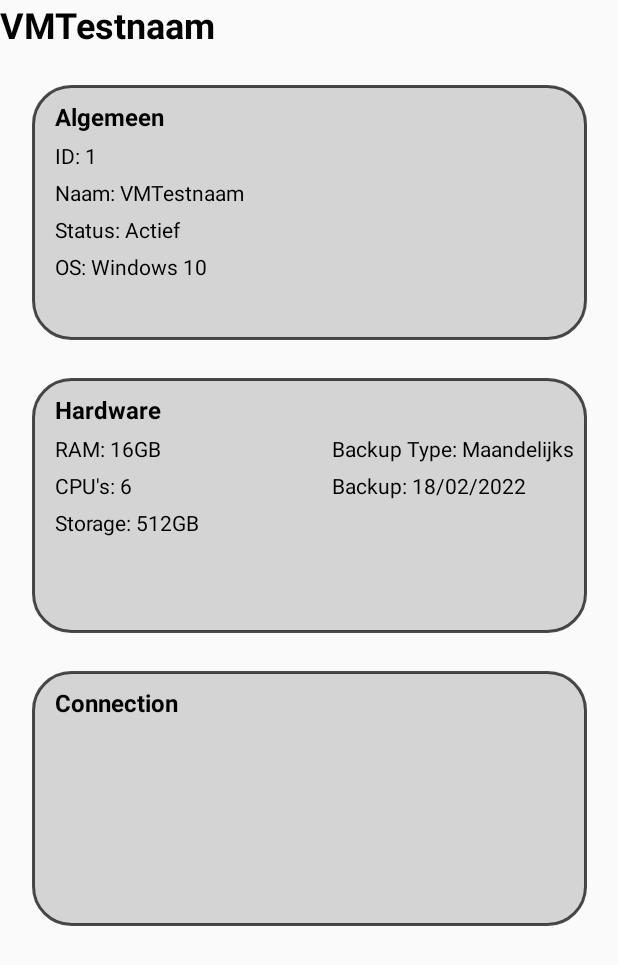
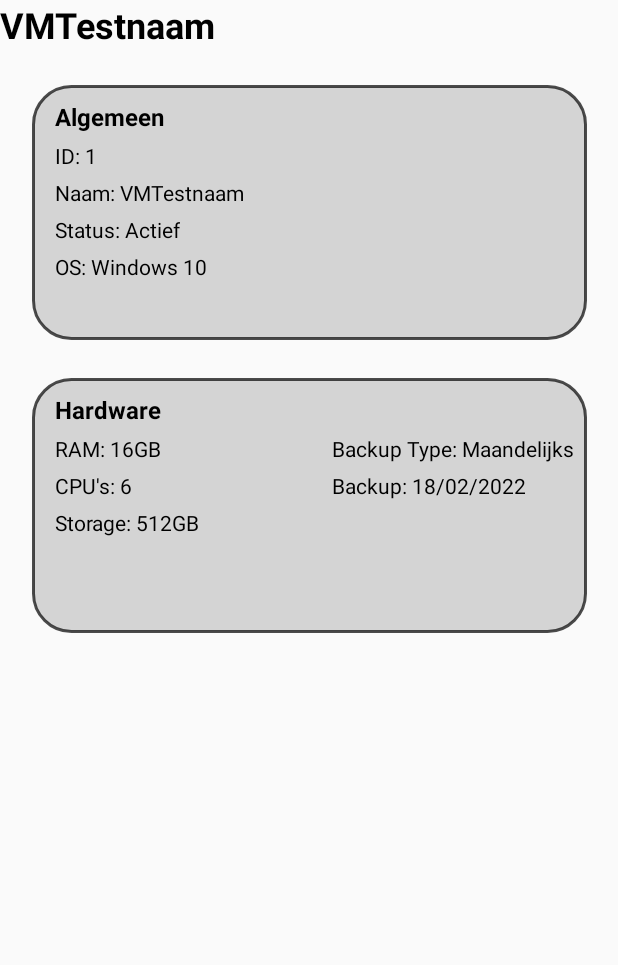
Before and after one commit to JurnDeVleeschauwer/DEVOPS-22-23-Android, an Android app: the layout fragment_vm_details.xml on its own in the app's theme, with its tools: preview values and no code run, on a phone screen of 412 x 824 dp. Shown: the top 965 px of the screen. Run offline under Robolectric (Android 15) with nearby library versions, the phone set to English and light mode, and no system bars.

```diff
--- a/app/src/main/java/com/hogent/devOps_Android/ui/klant/CustomerProfileFragment.kt
+++ b/app/src/main/java/com/hogent/devOps_Android/ui/klant/CustomerProfileFragment.kt
@@ -14,6 +14,7 @@ import androidx.room.Database
 import com.hogent.devOps_Android.R
 import com.hogent.devOps_Android.database.DatabaseImp
 import com.hogent.devOps_Android.databinding.FragmentProfielBinding
+import com.hogent.devOps_Android.ui.login.CredentialsManager
 import com.hogent.devOps_Android.util.closeKeyboardOnTouch
 
 
@@ -23,10 +24,10 @@ class CustomerProfileFragment: Fragment() {
         val binding: FragmentProfielBinding = DataBindingUtil.inflate(inflater, R.layout.fragment_profiel, container, false);
         val application = requireNotNull(this.activity).application
 
-        val customerId : String = requireArguments().get("customerId") as String
 
 
-        val viewModelFactory = CustomerViewModelFactory(application, customerId);
+
+        val viewModelFactory = CustomerViewModelFactory(application, CredentialsManager.UserId);
 
         val customerView = ViewModelProvider(this, viewModelFactory)[(CustomerViewModel::class.java)];
 
--- a/app/src/main/java/com/hogent/devOps_Android/ui/klant/CustomerViewModel.kt
+++ b/app/src/main/java/com/hogent/devOps_Android/ui/klant/CustomerViewModel.kt
@@ -11,7 +11,7 @@ import kotlinx.coroutines.launch
 class CustomerViewModel(app: Application, UserId: String) : ViewModel() {
 
     private val database = DatabaseImp.getInstance(app.applicationContext)
-    private val vmRepository = VmRepository(database, UserId)
+    private val vmRepository = VmRepository(database)
 
 
     init {
--- a/app/src/main/java/com/hogent/devOps_Android/ui/login/CredentialsManager.kt
+++ b/app/src/main/java/com/hogent/devOps_Android/ui/login/CredentialsManager.kt
@@ -13,6 +13,7 @@ object CredentialsManager {
 
     private lateinit var editor: SharedPreferences.Editor
     var LoggedIn = MutableLiveData(false)
+    var UserId = ""
 
     fun saveCredentials(context: Context, credentials: Credentials) {
 
--- a/app/src/main/java/com/hogent/devOps_Android/ui/login/LoginFragment.kt
+++ b/app/src/main/java/com/hogent/devOps_Android/ui/login/LoginFragment.kt
@@ -150,14 +150,15 @@ class LoginFragment : Fragment() {
     }
 
     private fun navigateToVMLIST() {
+        CredentialsManager.UserId = UserId
         if(loggedIn) {
             //var customerId = CredentialsManager.getAccessToken(requireContext())
             Timber.i(UserId)
             if (UserId != null) {
                 /*NavHostFragment.findNavController(this)
-                    .navigate(LoginFragmentDirections.loginToProfile(UserId))*/
+                    .navigate(LoginFragmentDirections.loginToProfile())*/
                 NavHostFragment.findNavController(this)
-                    .navigate(LoginFragmentDirections.actionLoginFragmentToVMListFragment(UserId))
+                    .navigate(LoginFragmentDirections.actionLoginFragmentToVMListFragment())
             }
         }
     }
--- a/app/src/main/java/com/hogent/devOps_Android/ui/vms/overview/VMListFragment.kt
+++ b/app/src/main/java/com/hogent/devOps_Android/ui/vms/overview/VMListFragment.kt
@@ -13,6 +13,7 @@ import androidx.recyclerview.widget.LinearLayoutManager
 import androidx.recyclerview.widget.RecyclerView
 import com.hogent.devOps_Android.R
 import com.hogent.devOps_Android.databinding.FragmentVmlistBinding
+import com.hogent.devOps_Android.ui.login.CredentialsManager
 import com.hogent.devOps_Android.util.closeKeyboardOnTouch
 import timber.log.Timber
 
@@ -36,8 +37,8 @@ class VMListFragment : Fragment() {
             DataBindingUtil.inflate(inflater, R.layout.fragment_vmlist, container, false);
         application = requireNotNull(this.activity).application
 
-        val customerId : String = requireArguments().get("customerId") as String
-        val viewModelFactory = VMListViewModelFactory(application, customerId);
+
+        val viewModelFactory = VMListViewModelFactory(application, CredentialsManager.UserId);
 
         viewModel = ViewModelProvider(this, viewModelFactory)[(VMListViewModel::class.java)];
 
--- a/app/src/main/java/com/hogent/devOps_Android/ui/vms/overview/VMListViewModel.kt
+++ b/app/src/main/java/com/hogent/devOps_Android/ui/vms/overview/VMListViewModel.kt
@@ -24,7 +24,7 @@ class VMListViewModel(app: Application, customer_id: String) : ViewModel() {
 
 
     private val database = DatabaseImp.getInstance(app.applicationContext)
-    private val vmRepository = VmRepository(database, customer_id)
+    private val vmRepository = VmRepository(database)
 
 
     init {
--- a/app/src/main/java/com/hogent/devOps_Android/ui/vms/overview/VirtualMachineListAdapter.kt
+++ b/app/src/main/java/com/hogent/devOps_Android/ui/vms/overview/VirtualMachineListAdapter.kt
@@ -25,7 +25,7 @@ class VirtualMachineListAdapter(
         //cardview ( = container )  als voorbeeld maar kan je ook gebruiken
         val textView1: TextView = itemView.findViewById(R.id.status)
         val textView2: TextView = itemView.findViewById(R.id.naam)
-        val textView3: TextView = itemView.findViewById(R.id.klant)
+        //val textView3: TextView = itemView.findViewById(R.id.klant)
     }
 
     override fun onCreateViewHolder(parent: ViewGroup, viewType: Int): ViewHolder {
@@ -41,7 +41,7 @@ class VirtualMachineListAdapter(
         if (!header) {
             holder.textView1.textSize = 15F
             holder.textView2.textSize = 15F
-            holder.textView3.textSize = 15F
+            //holder.textView3.textSize = 15F
             header = true
 
         } else {
@@ -52,7 +52,7 @@ class VirtualMachineListAdapter(
             //hier heb je het project en de holder, je kan er dingen op setten
             holder.textView1.text = virtualmachine?.Mode.toString()
             holder.textView2.text = virtualmachine?.Name
-            //TODO holder.textView3.text = virtualmachine?.email
+            //holder.textView3.text = virtualmachine?.Why
 
             holder.itemView.setOnClickListener {
                 Timber.d(String.format("VM ID :  %s", virtualmachine!!.Id.toString()))
--- a/app/src/main/res/layout/fragment_vm_details.xml
+++ b/app/src/main/res/layout/fragment_vm_details.xml
@@ -30,7 +30,8 @@
             android:textStyle="bold"
             tools:layout_editor_absoluteX="120dp"
             tools:layout_editor_absoluteY="16dp"
-            tools:text="VMTestnaam" />
+            tools:text="VMTestnaam"
+            tools:ignore="MissingConstraints" />
 
         <ImageView
             android:id="@+id/general_detail"
@@ -38,14 +39,14 @@
             android:layout_height="170dp"
             android:layout_marginTop="24dp"
             android:alpha="0.7"
-            android:contentDescription="details"
+            android:contentDescription="@string/details"
             app:layout_constraintEnd_toEndOf="parent"
             app:layout_constraintHorizontal_bias="0.508"
             app:layout_constraintStart_toStartOf="parent"
             app:layout_constraintTop_toBottomOf="@+id/DetailsVMName"
             app:srcCompat="@drawable/detail_rectangle"
             android:textColor="@color/black"/>
-        />
+
 
         <ImageView
             android:id="@+id/hardware_detail"
@@ -53,22 +54,10 @@
             android:layout_height="170dp"
             android:layout_marginTop="25dp"
             android:alpha="0.7"
-            android:contentDescription="details"
+            android:contentDescription="@string/details"
             app:layout_constraintEnd_toEndOf="parent"
             app:layout_constraintStart_toStartOf="parent"
             app:layout_constraintTop_toBottomOf="@+id/general_detail"
-            app:srcCompat="@drawable/detail_rectangle" />
-
-        <ImageView
-            android:id="@+id/connection_detail"
-            android:layout_width="370dp"
-            android:layout_height="170dp"
-            android:layout_marginTop="25dp"
-            android:alpha="0.7"
-            android:contentDescription="details"
-            app:layout_constraintEnd_toEndOf="parent"
-            app:layout_constraintStart_toStartOf="parent"
-            app:layout_constraintTop_toBottomOf="@+id/hardware_detail"
             app:srcCompat="@drawable/detail_rectangle" />
 
         <TextView
@@ -77,7 +66,7 @@
             android:layout_height="wrap_content"
             android:layout_marginStart="15dp"
             android:layout_marginTop="10dp"
-            android:text="Algemeen"
+            android:text="@string/algemeen"
             android:textSize="16sp"
             android:textStyle="bold"
             app:layout_constraintStart_toStartOf="@+id/general_detail"
@@ -90,24 +79,11 @@
             android:layout_height="wrap_content"
             android:layout_marginStart="15dp"
             android:layout_marginTop="10dp"
-            android:text="Hardware"
+            android:text="@string/hardware"
             android:textSize="16sp"
             android:textStyle="bold"
             app:layout_constraintStart_toStartOf="@+id/hardware_detail"
             app:layout_constraintTop_toTopOf="@+id/hardware_detail"
-            android:textColor="@color/black"/>
-
-        <TextView
-            android:id="@+id/cardTitleConnectie"
-            android:layout_width="wrap_content"
-            android:layout_height="wrap_content"
-            android:layout_marginStart="15dp"
-            android:layout_marginTop="10dp"
-            android:text="Connection"
-            android:textSize="16sp"
-            android:textStyle="bold"
-            app:layout_constraintStart_toStartOf="@+id/connection_detail"
-            app:layout_constraintTop_toTopOf="@+id/connection_detail"
             android:textColor="@color/black"/>
 
         <TextView
--- a/app/src/main/res/values/strings.xml
+++ b/app/src/main/res/values/strings.xml
@@ -101,4 +101,7 @@
     <string name="passwordDetail">Password: %1$s</string>
     <string name="vm_details_fragment">VM Details</string>
     <string name="home">Home</string>
+    <string name="details">details</string>
+    <string name="algemeen">Algemeen</string>
+    <string name="hardware">Hardware</string>
 </resources>
```
Also changed, not shown: app/src/main/java/com/hogent/devOps_Android/repository/VmRepository.kt (+9 -4 lines), app/src/main/res/layout/virtual_machine_container.xml (+1 -11 lines), app/src/main/res/navigation/nav_graph.xml (+1 -11 lines).
